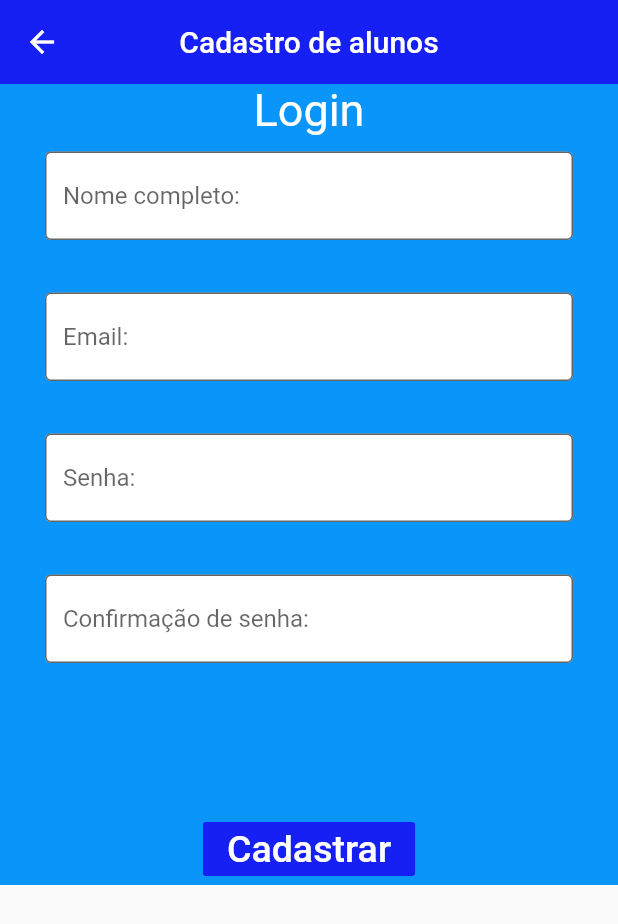
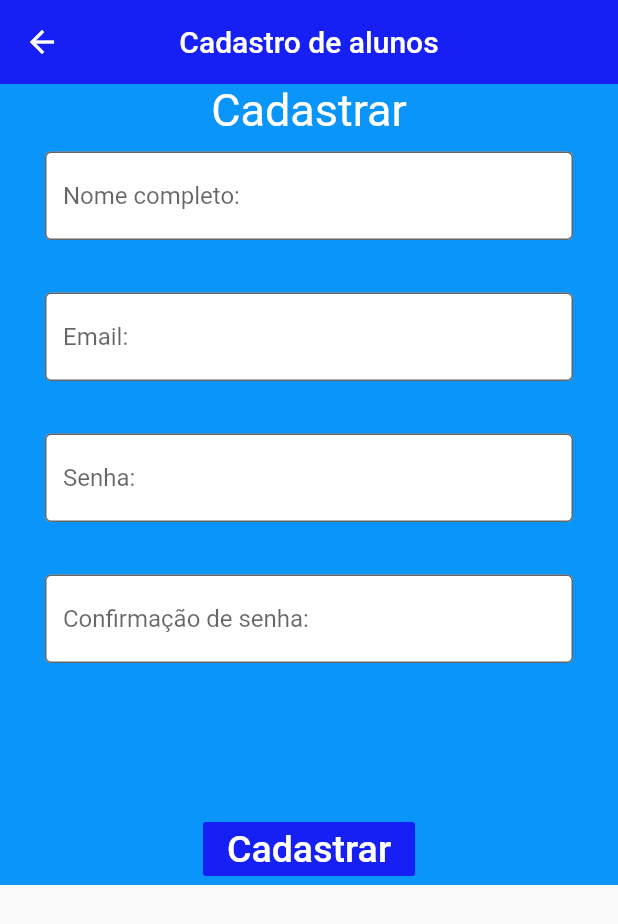
Before and after one commit to thais-carvalho/iteracao1, a Flutter app: the ListagemDeAluno screen opened directly, after a tap on the "add" icon, on a phone screen of 412 x 824 dp. Shown: the top 924 px of the screen. Run offline on Flutter 3.47's test engine with Material 2 defaults, Android fonts, the phone set to English and light mode, and no system bars; our stand-ins replace cloud_firestore, firebase_auth, firebase_core, sqflite; accounts and stored records are empty; network calls fail.

Commit message:
delete arrow icon

```diff
--- a/lib/pages/grade_check_page.dart
+++ b/lib/pages/grades/grade_check_page.dart
@@ -10,8 +10,6 @@ class _PortalDoAlunoState extends State<PortalDoAluno> {
   Widget build(BuildContext context) {
     return Scaffold(
       appBar: AppBar(
-        leading: Icon(Icons.arrow_back),
-        elevation: 0,
         title: Text("Portal do aluno"),
         centerTitle: true,
         backgroundColor: Color(0xff1620f5),
--- a/lib/pages/grade_crud_page.dart
+++ b/lib/pages/grades/grade_crud_page.dart
@@ -31,7 +31,6 @@ class _CadastroDeNotasState extends State<CadastroDeNotas> {
   Widget build(BuildContext context) {
      return Scaffold(
       appBar: AppBar(
-        leading: Icon(Icons.arrow_back),
         elevation: 0,
         title: Text("Cadastro de Notas"),
         centerTitle: true,
@@ -45,7 +44,6 @@ class _CadastroDeNotasState extends State<CadastroDeNotas> {
           child: Column(
             mainAxisAlignment: MainAxisAlignment.center,
             children: [
-              Text("Nome do Aluno", style: TextStyle(color: Colors.white, fontSize: 30)),
               SizedBox(height: 30, ),
               Padding(
                 padding: EdgeInsets.fromLTRB(120, 10, 120, 10),
--- a/lib/pages/students/student_crud_page.dart
+++ b/lib/pages/students/student_crud_page.dart
@@ -65,7 +65,6 @@ class _CadastroAlunoTelaState extends State<CadastroAlunoTela> {
   Widget build(BuildContext context) {
      return Scaffold(
       appBar: AppBar(
-        leading: Icon(Icons.arrow_back),
         elevation: 0,
         title: Text("Cadastro de alunos"),
         centerTitle: true,
@@ -80,7 +79,7 @@ class _CadastroAlunoTelaState extends State<CadastroAlunoTela> {
             child: Column(
               mainAxisAlignment: MainAxisAlignment.center,
               children: [
-                Text("Login", style: TextStyle(color: Colors.white, fontSize: 30)),
+                Text("Cadastrar", style: TextStyle(color: Colors.white, fontSize: 30)),
                 SizedBox(height: 0, ),
                 Padding(
                   padding: EdgeInsets.fromLTRB(30, 10, 30, 10),
--- a/lib/pages/students/student_list_page.dart
+++ b/lib/pages/students/student_list_page.dart
@@ -20,7 +20,6 @@ class _ListagemDeAlunoState extends State<ListagemDeAluno> {
   Widget build(BuildContext context) {
     return Scaffold(
       appBar: AppBar(
-        leading: Icon(Icons.arrow_back),
         elevation: 0,
         title: Text("Listagem de aluno"),
         centerTitle: true,
```
